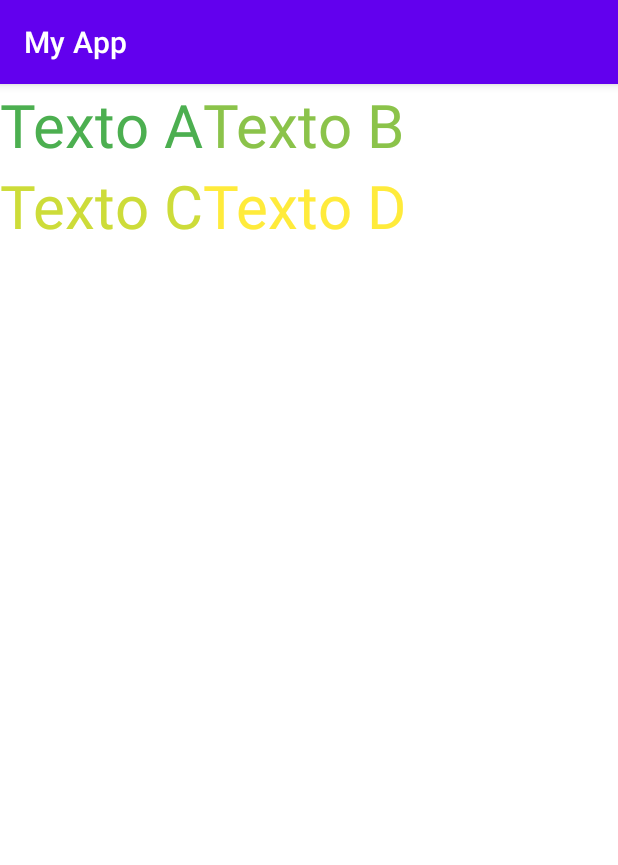
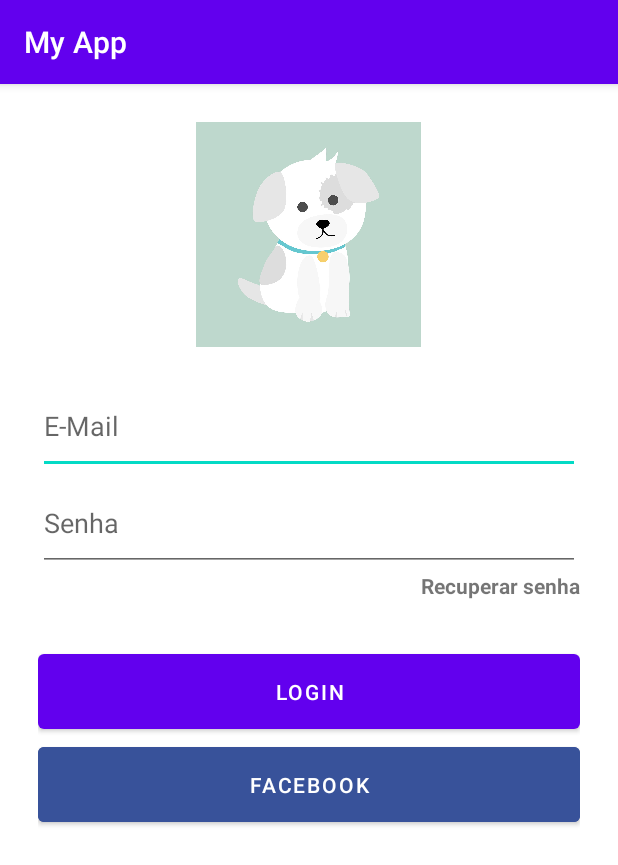
Before and after one commit to KaiqueGSilva/ProjetoMyAppTI103, an Android app: the LoginActivity screen opened directly, with no data from a screen before it, on a phone screen of 412 x 824 dp. Shown: the top 865 px of the screen. Run offline under Robolectric (Android 15) with nearby library versions, the phone set to English and light mode, and no system bars.

Commit message:
Trabalhando com java e xml

```diff
--- a/app/src/main/AndroidManifest.xml
+++ b/app/src/main/AndroidManifest.xml
@@ -15,6 +15,7 @@
         tools:targetApi="31">
         <activity
             android:name=".SobreActivity"
+            android:theme="@style/temaSemBarra"
             android:exported="false" />
         <activity
             android:name=".MenuPrincipalActivity"
@@ -24,7 +25,8 @@
             android:exported="false" />
         <activity
             android:name=".SplashActivity"
-            android:exported="true">
+            android:exported="true"
+            android:theme="@style/temaSemBarra">
             <intent-filter>
                 <action android:name="android.intent.action.MAIN" />
 
--- a/app/src/main/java/br/com/senac/myapp/LoginActivity.java
+++ b/app/src/main/java/br/com/senac/myapp/LoginActivity.java
@@ -3,12 +3,54 @@ package br.com.senac.myapp;
 import androidx.appcompat.app.AppCompatActivity;
 
 import android.os.Bundle;
+import android.view.View;
+import android.widget.Button;
+import android.widget.EditText;
+import android.widget.TextView;
+import android.widget.Toast;
 
 public class LoginActivity extends AppCompatActivity {
+    //declarar as variáveis globais
+    EditText edtEmail,edtSenha;
+    Button btnLogin;
+    TextView txtRecuperarSenha;
 
     @Override
     protected void onCreate(Bundle savedInstanceState) {
         super.onCreate(savedInstanceState);
         setContentView(R.layout.login_layout);
+
+        //apresentando as variaveis xml no java
+
+        edtEmail = findViewById(R.id.edtEmail);
+        edtSenha = findViewById(R.id.edtSenha);
+        btnLogin = findViewById(R.id.btnLogin);
+        txtRecuperarSenha = findViewById(R.id.txtRecuperarSenha);
+
+        //Criando o clique do botão
+
+        btnLogin.setOnClickListener(new View.OnClickListener() {
+            @Override
+            public void onClick(View v) {
+
+                //Pegando os valores do email e senha do usúario
+                String email, senha;
+
+                email = edtEmail.getText().toString();
+                senha = edtSenha.getText().toString();
+
+                //criando a estrutura de decisão para acesso ao sistema
+                if(true){
+
+                }
+            }
+        });
+
+    }
+
+    public void abrirFacebook(View view) {
+        Toast.makeText(getApplicationContext(),
+                "Cliquei no botão do Facebook",
+                Toast.LENGTH_SHORT).show();
     }
 }
--- a/app/src/main/res/layout/login_layout.xml
+++ b/app/src/main/res/layout/login_layout.xml
@@ -1,48 +1,69 @@
 <?xml version="1.0" encoding="utf-8"?>
-<TableLayout xmlns:android="http://schemas.android.com/apk/res/android"
+<LinearLayout xmlns:android="http://schemas.android.com/apk/res/android"
     xmlns:app="http://schemas.android.com/apk/res-auto"
     xmlns:tools="http://schemas.android.com/tools"
     android:layout_width="match_parent"
     android:layout_height="match_parent"
-    android:stretchColumns="1"
+    android:orientation="vertical"
     tools:context=".LoginActivity">
 
-    <TableRow>
+    <LinearLayout
+        android:layout_width="match_parent"
+        android:layout_height="match_parent"
+        android:layout_margin="25dp"
+        android:orientation="vertical">
+
+        <ImageView
+            android:layout_width="150dp"
+            android:layout_height="150dp"
+            android:layout_gravity="center"
+            android:layout_marginBottom="30dp"
+            android:scaleType="fitCenter"
+            android:src="@drawable/dog" />
+
+        <EditText
+            android:id="@+id/edtEmail"
+            android:layout_width="match_parent"
+            android:layout_height="wrap_content"
+            android:layout_marginBottom="10sp"
+            android:hint="@string/e_mail"
+            android:inputType="textEmailAddress"
+            android:maxLength="50"
+            android:paddingBottom="20sp" />
+
+        <EditText
+            android:id="@+id/edtSenha"
+            android:layout_width="match_parent"
+            android:layout_height="wrap_content"
+            android:hint="@string/senha_"
+            android:inputType="textPassword"
+            android:maxLength="50"
+            android:paddingBottom="20sp" />
 
         <TextView
+            android:id="@+id/txtRecuperarSenha"
             android:layout_width="wrap_content"
             android:layout_height="wrap_content"
-            android:layout_weight="1"
-            android:text="Texto A"
-            android:textColor="#4CAF50"
-            android:textSize="40sp" />
+            android:layout_gravity="end"
+            android:layout_marginBottom="30sp"
+            android:text="@string/recuperar_senha"
+            android:textStyle="bold" />
 
-        <TextView
-            android:layout_width="wrap_content"
+        <Button
+            android:id="@+id/btnLogin"
+            android:layout_width="match_parent"
             android:layout_height="wrap_content"
-            android:layout_weight="1"
-            android:text="Texto B"
-            android:textColor="#8BC34A"
-            android:textSize="40sp" />
-    </TableRow>
+            android:padding="15dp"
+            android:text="@string/login" />
 
-    <TableRow>
+        <Button
+            android:onClick="abrirFacebook"
+            android:id="@+id/btnFacebook"
+            android:layout_width="match_parent"
+            android:layout_height="wrap_content"
+            android:backgroundTint="@color/corFacebook"
+            android:padding="15dp"
+            android:text="@string/facebook" />
 
-        <TextView
-            android:layout_width="wrap_content"
-            android:layout_height="wrap_content"
-            android:layout_weight="1"
-            android:text="Texto C"
-            android:textColor="#CDDC39"
-            android:textSize="40sp" />
-
-        <TextView
-            android:layout_width="wrap_content"
-            android:layout_height="wrap_content"
-            android:layout_weight="1"
-            android:text="Texto D"
-            android:textColor="#FFEB3B"
-            android:textSize="40sp" />
-    </TableRow>
-
-</TableLayout>
+    </LinearLayout>
+</LinearLayout>
--- a/app/src/main/res/values/colors.xml
+++ b/app/src/main/res/values/colors.xml
@@ -7,4 +7,5 @@
     <color name="teal_700">#FF018786</color>
     <color name="black">#FF000000</color>
     <color name="white">#FFFFFFFF</color>
+    <color name="corFacebook">#38529A</color>
 </resources>
--- a/app/src/main/res/values/strings.xml
+++ b/app/src/main/res/values/strings.xml
@@ -3,4 +3,9 @@
     <string name="insira_seu_email">Insira seu email</string>
     <string name="senha">Senha</string>
     <string name="insira_sua_senha">Insira sua senha</string>
+    <string name="e_mail">E-Mail</string>
+    <string name="recuperar_senha">Recuperar senha</string>
+    <string name="login">Login</string>
+    <string name="facebook">Facebook</string>
+    <string name="senha_">Senha</string>
 </resources>
--- a/app/src/main/res/values/themes.xml
+++ b/app/src/main/res/values/themes.xml
@@ -13,4 +13,19 @@
         <item name="android:statusBarColor" tools:targetApi="l">?attr/colorPrimaryVariant</item>
         <!-- Customize your theme here. -->
     </style>
+
+    <style name="temaSemBarra" parent="Theme.MaterialComponents.DayNight.DarkActionBar">
+        <!-- Primary brand color. -->
+        <item name="colorPrimary">@color/purple_500</item>
+        <item name="colorPrimaryVariant">@color/purple_700</item>
+        <item name="colorOnPrimary">@color/white</item>
+        <!-- Secondary brand color. -->
+        <item name="colorSecondary">@color/teal_200</item>
+        <item name="colorSecondaryVariant">@color/teal_700</item>
+        <item name="colorOnSecondary">@color/black</item>
+        <!-- Status bar color. -->
+        <item name="android:statusBarColor" tools:targetApi="l">?attr/colorPrimaryVariant</item>
+        <!-- Customize your theme here. -->
+    </style>
+
 </resources>
```
Also changed, not shown: app/src/main/res/layout/splash_layout.xml (+6 -39 lines).
